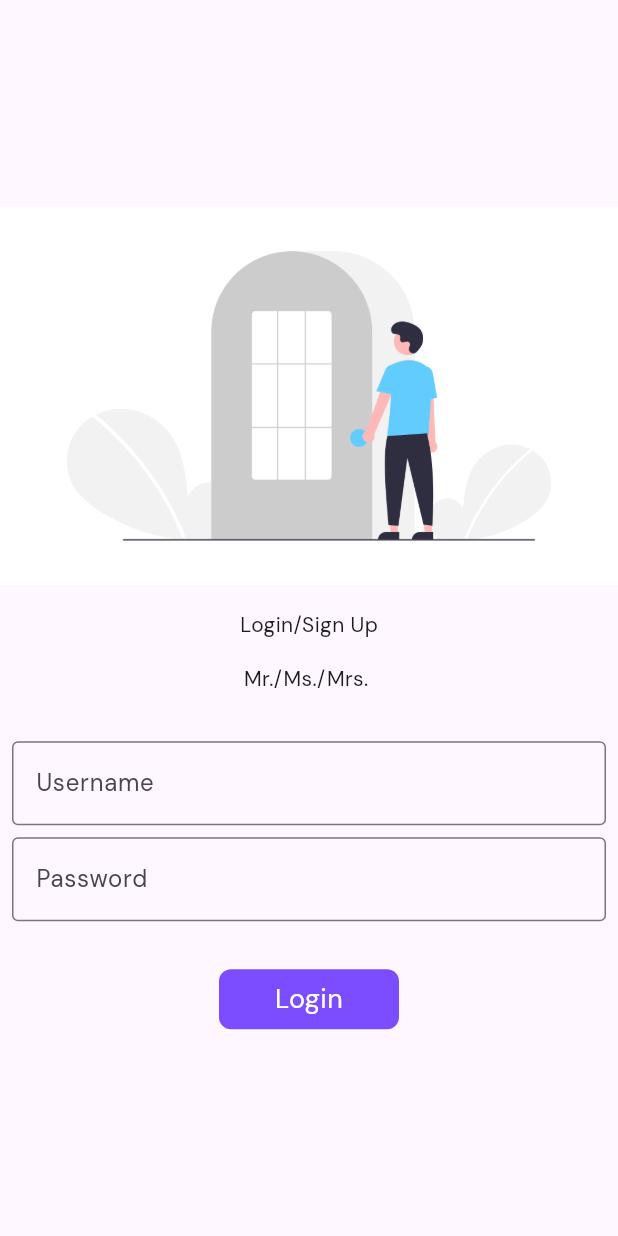
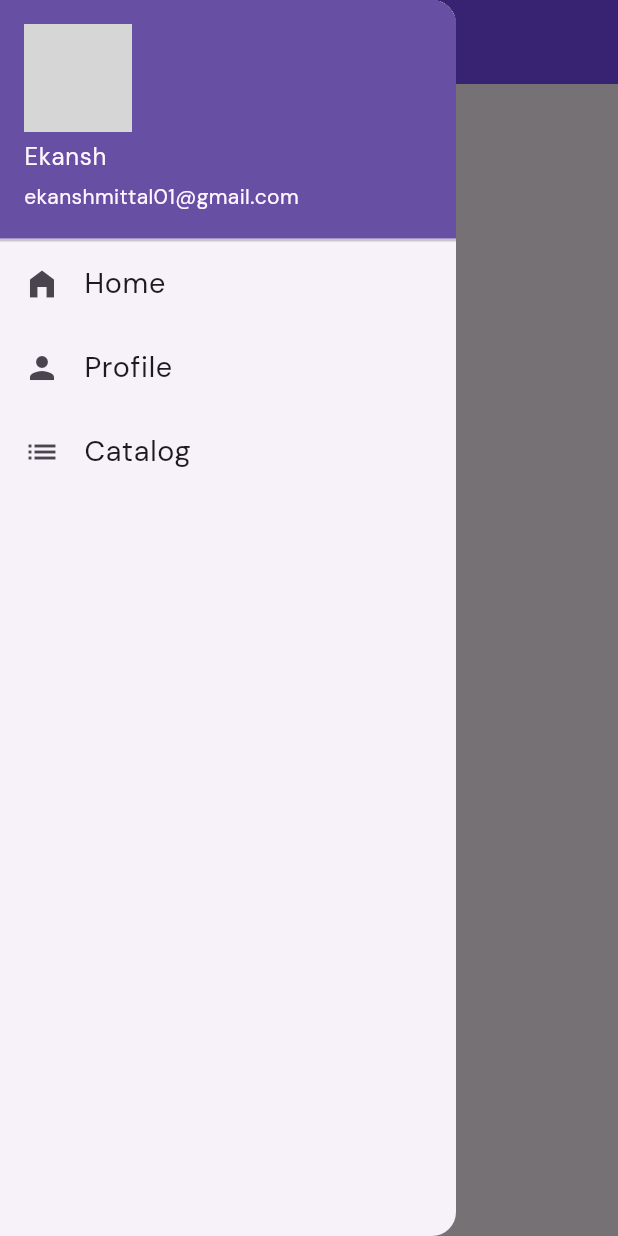
Before and after one commit to ekansh0unofficial/LearnFlutter, a Flutter app: the screen it shows after launch, with the side drawer open (before the commit the screen has no drawer), on a phone screen of 412 x 824 dp. Run offline on Flutter 3.47's test engine with Material 3 defaults, Android fonts, the phone set to English and light mode, and no system bars; our stand-ins replace google_fonts; network calls fail; grey boxes are pictures that could not be loaded.

Commit message:
Day7 - Flutter

```diff
--- a/lib/main.dart
+++ b/lib/main.dart
@@ -1,10 +1,11 @@
 // ignore_for_file: use_key_in_widget_constructors, prefer_const_constructors
 
 import 'package:flutter/material.dart';
-import 'package:flutter_dart/homepage.dart';
-import 'package:flutter_dart/loginpage.dart';
+import 'package:flutter_dart/pages/homepage.dart';
+import 'package:flutter_dart/pages/loginpage.dart';
 import 'package:flutter_dart/utils/my_routes.dart';
-import 'package:google_fonts/google_fonts.dart';
+import 'package:flutter_dart/widgets/mytheme.dart';
+
 
 void main() {
   runApp(MyApp());
@@ -17,13 +18,10 @@ class MyApp extends StatelessWidget{
     return MaterialApp(
       // home: Homepage()
       themeMode: ThemeMode.light,
-      theme: ThemeData(
-        primaryColor: Colors.deepPurple,
-        fontFamily:  GoogleFonts.dmSans().fontFamily ,
-        ),
-      darkTheme: ThemeData(primaryColor: Colors.black12),
+      theme: MyTheme.lightTheme
+     ,
     routes:{
-      MyRoutes.intialRoute: (context) => LoginPage(),
+      MyRoutes.intialRoute: (context) => Homepage(),
       MyRoutes.homeRoute : (context)  => Homepage(),
       MyRoutes.loginRoute :(context) => LoginPage()
     }
@@ -31,12 +29,4 @@ class MyApp extends StatelessWidget{
   }
 }
 
-//themes are used to set the theme of the app when used in the ight mode
-// it's corresponding darkTheme is used to theme App in DarkmOde
-//routes are used to control the structure of the application
-// "/" is the default homepage , but this can be changed using intialroute
-
-void bringveggies({int money = 100 , @required carrybag}){
-     //{} are used to define optional params which have some default values , if there is no default val
-     // then @required is used
-}
+//appbar theme can also be set from here
--- a/lib/homepage.dart
+++ b/lib/pages/homepage.dart
@@ -1,18 +1,19 @@
 // ignore_for_file: annotate_overrides, use_key_in_widget_constructors, prefer_const_constructors, avoid_unnecessary_containers
 
 import 'package:flutter/material.dart';
+import 'package:flutter_dart/widgets/mydrawer.dart';
 
 class Homepage extends StatelessWidget {
   @override
   Widget build(BuildContext context) {
     return Scaffold(
-      appBar: AppBar(title : Text("Hello World App") , /*backgroundColor: Colors.blueAccent*/),
-      drawer: Drawer(),
+      appBar: AppBar(title : Text("Hello World App") ,/* backgroundColor: Colors.deepPurple*/),
+      drawer: MyDrawer(),
       body: Center(
           child: Container(
             //  color: Colors.orange,
               child:
-                  Text('Hello World', style: TextStyle(color: Colors.black , fontSize: 30)))),
+                  Text('Hello World', /*style: TextStyle(color: Colors.black , fontSize: 30)*/))),
     );
   }
 }
--- a/lib/loginpage.dart
+++ b/lib/pages/loginpage.dart
@@ -1,4 +1,4 @@
-// ignore_for_file: use_key_in_widget_constructors, annotate_overrides, prefer_const_constructors
+// ignore_for_file: use_key_in_widget_constructors, annotate_overrides, prefer_const_constructors, use_build_context_synchronously
 
 import 'package:flutter/material.dart';
 import 'package:flutter_dart/utils/my_routes.dart';
--- /dev/null
+++ b/lib/widgets/mydrawer.dart
@@ -0,0 +1,49 @@
+// ignore_for_file: use_key_in_widget_constructors, prefer_const_constructors, prefer_const_literals_to_create_immutables
+
+import 'package:flutter/material.dart';
+
+class MyDrawer extends StatelessWidget {
+  final imagesource =
+      "https://i.pinimg.com/564x/0d/64/98/0d64989794b1a4c9d89bff571d3d5842.jpg";
+  @override
+  Widget build(BuildContext context) {
+    return Drawer(
+      elevation: 8,
+      semanticLabel: "Drawer",
+      child: ListView(
+        children: [
+          DrawerHeader(
+            padding: EdgeInsets.all(0),
+            margin: EdgeInsets.all(0),
+            child: UserAccountsDrawerHeader(
+              margin: EdgeInsets.zero,
+              accountName: Text("Ekansh"),
+              accountEmail: Text("ekanshmittal01@gmail.com"),
+              currentAccountPicture: CircleAvatar(
+                backgroundImage:NetworkImage(imagesource)
+                ),
+            ),
+          ),
+
+          ListTile(
+              leading: Icon(Icons.home_filled),
+              title: Text("Home", textScaler: TextScaler.linear(1.2),),
+          ),
+
+          ListTile(
+              leading: Icon(Icons.person),
+              title: Text("Profile", textScaler: TextScaler.linear(1.2),),
+          ),
+
+          ListTile(
+              leading: Icon(Icons.list),
+              title: Text("Catalog", textScaler: TextScaler.linear(1.2),),
+          ),
+        ],
+      ),
+    );
+  }
+}
+
+//let's create a drawer of the homePage
+//ListView is used to display a list of objects , in scrollable
--- /dev/null
+++ b/lib/widgets/mytheme.dart
@@ -0,0 +1,19 @@
+// ignore_for_file: prefer_const_constructors
+
+import 'package:flutter/material.dart';
+import 'package:google_fonts/google_fonts.dart';
+
+class MyTheme{
+ static ThemeData get lightTheme => ThemeData(
+        primarySwatch: Colors.deepPurple,
+        fontFamily:  GoogleFonts.dmSans().fontFamily ,
+        appBarTheme: AppBarTheme(
+          elevation: 2.0,
+          backgroundColor: Colors.deepPurpleAccent,
+          iconTheme: IconThemeData(color: Colors.white70),
+          titleTextStyle: TextStyle(color: Colors.white , fontWeight:FontWeight.w500 , fontSize: 22)
+        ),
+
+        );
+
+}
```
